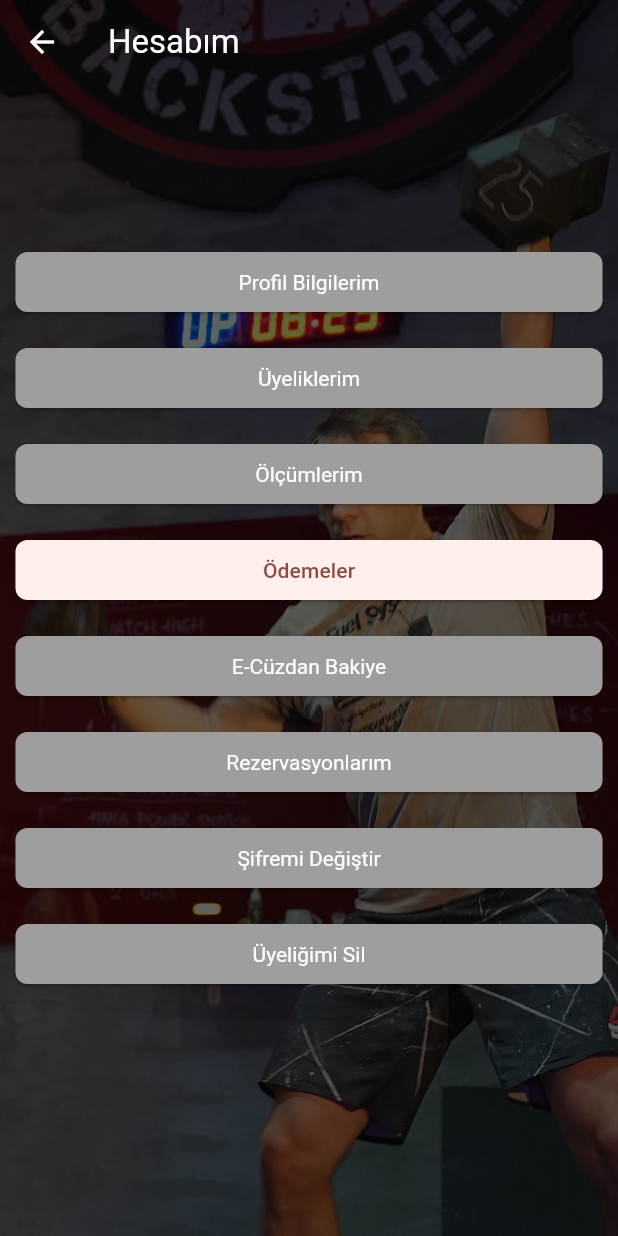
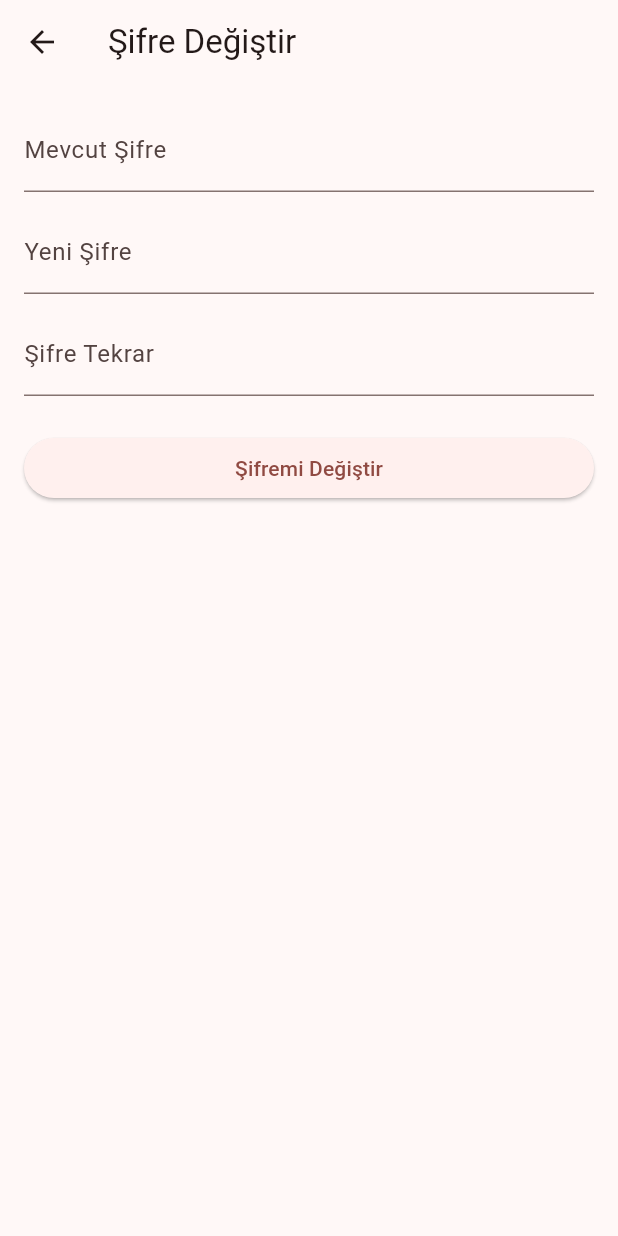
Before and after one commit to muticansel/crossfit_app, a Flutter app: the MyAccountMenu screen opened directly, after a tap on "Şifremi Değiştir", on a phone screen of 412 x 824 dp. Run offline on Flutter 3.47's test engine with Material 3 defaults, Android fonts, the phone set to English and light mode, and no system bars.

Commit message:
feat: add change password screen

```diff
--- /dev/null
+++ b/lib/src/views/my_account/change_password_screen.dart
@@ -0,0 +1,43 @@
+import 'package:flutter/material.dart';
+
+class ChangePasswordScreen extends StatelessWidget {
+  const ChangePasswordScreen({Key? key}) : super(key: key);
+
+  @override
+  Widget build(BuildContext context) {
+    return Scaffold(
+      appBar: AppBar(
+        title: const Text('Şifre Değiştir'),
+      ),
+      body: Padding(
+        padding: const EdgeInsets.all(16.0),
+        child: Column(
+          crossAxisAlignment: CrossAxisAlignment.stretch,
+          children: [
+            const TextField(
+              decoration: InputDecoration(labelText: 'Mevcut Şifre'),
+              obscureText: true, // Şifrenin görünmesini engeller
+            ),
+            const SizedBox(height: 12),
+            const TextField(
+              decoration: InputDecoration(labelText: 'Yeni Şifre'),
+              obscureText: true,
+            ),
+            const SizedBox(height: 12),
+            const TextField(
+              decoration: InputDecoration(labelText: 'Şifre Tekrar'),
+              obscureText: true,
+            ),
+            const SizedBox(height: 24),
+            ElevatedButton(
+              onPressed: () {
+                // Şifre değiştirme işlemleri burada yapılabilir
+              },
+              child: const Text('Şifremi Değiştir'),
+            ),
+          ],
+        ),
+      ),
+    );
+  }
+}
--- a/lib/src/views/my_account/my_account_menu_screen.dart
+++ b/lib/src/views/my_account/my_account_menu_screen.dart
@@ -1,3 +1,4 @@
+import 'package:crossfit_app/src/views/my_account/change_password_screen.dart';
 import 'package:crossfit_app/src/views/my_account/my_transactions_screen.dart';
 import 'package:flutter/material.dart';
 
@@ -45,7 +46,8 @@ class MyAccountMenu extends StatelessWidget {
             child: Column(
               mainAxisAlignment: MainAxisAlignment.center,
               children: accountButtonLabels.map((buttonLabel) {
-                final isDisabled = buttonLabel != 'Ödemeler';
+                final isDisabled = buttonLabel != 'Ödemeler' &&
+                    buttonLabel != 'Şifremi Değiştir';
 
                 return Padding(
                   padding: const EdgeInsets.symmetric(vertical: 8.0),
@@ -58,6 +60,14 @@ class MyAccountMenu extends StatelessWidget {
                             context,
                             MaterialPageRoute(
                                 builder: (context) => const MyTransactions()),
+                          );
+                        }
+                        if (buttonLabel == 'Şifremi Değiştir') {
+                          Navigator.push(
+                            context,
+                            MaterialPageRoute(
+                                builder: (context) =>
+                                    const ChangePasswordScreen()),
                           );
                         }
                       },
```
